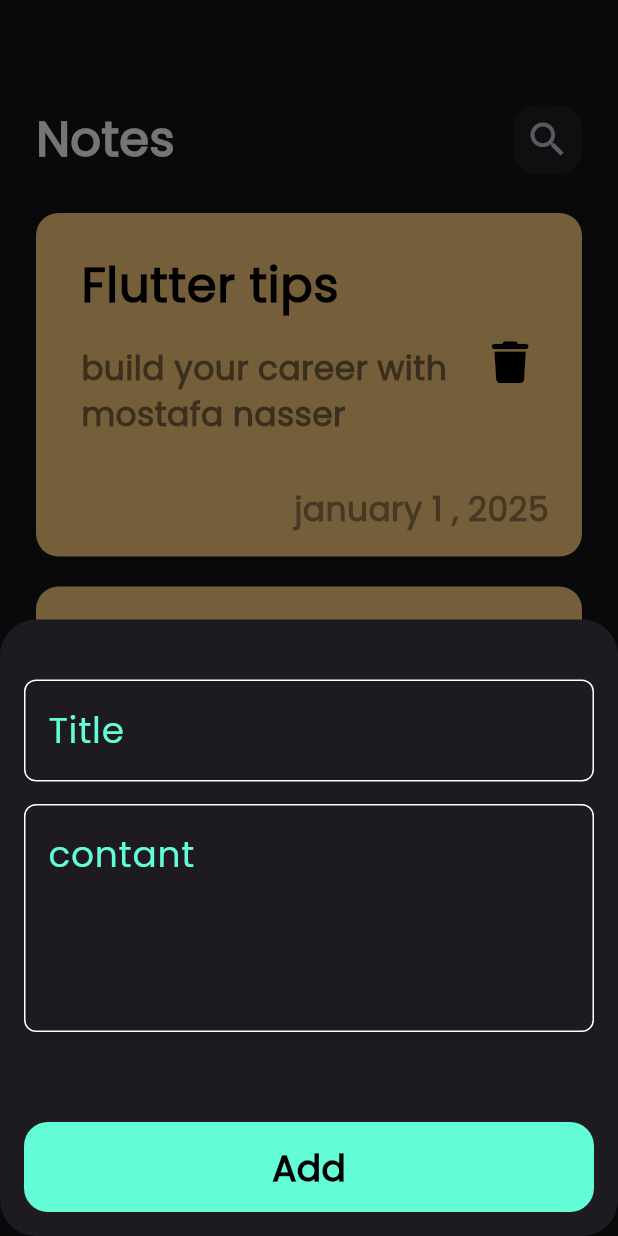
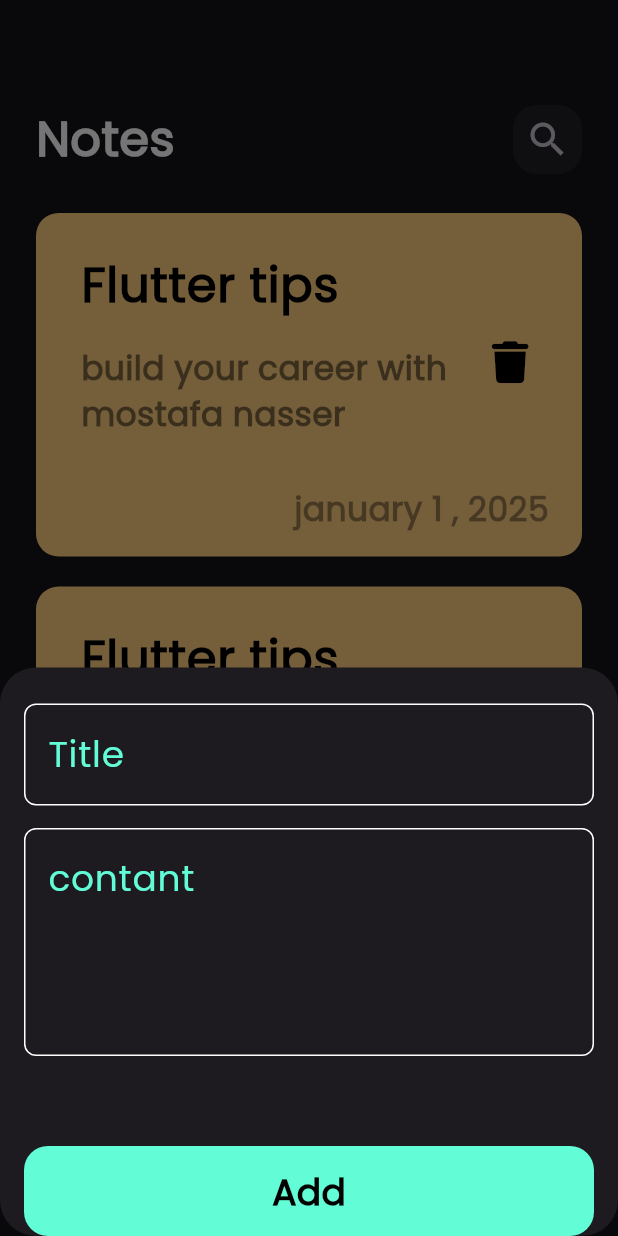
Before and after one commit to MoastafaNasser/noteapp, a Flutter app: the screen it shows after launch, after a tap on the "add" icon, on a phone screen of 412 x 824 dp. Run offline on Flutter 3.47's test engine with Material 3 defaults, Android fonts, the phone set to English and light mode, and no system bars; our stand-ins replace bloc, flutter_bloc, font_awesome_flutter, hive, hive_flutter; accounts and stored records are empty.

Commit message:
chang scroll note bottom sheate

```diff
--- a/lib/views/notes_view.dart
+++ b/lib/views/notes_view.dart
@@ -14,6 +14,7 @@ class NotesView extends StatelessWidget {
           backgroundColor: Colors.greenAccent,
           onPressed: () {
             showModalBottomSheet(
+              isScrollControlled: true,
               shape: RoundedRectangleBorder(
                 borderRadius: BorderRadius.circular(24),
 
--- a/lib/widgets/Add_Note_Bottom_Sheet.dart
+++ b/lib/widgets/Add_Note_Bottom_Sheet.dart
@@ -1,6 +1,5 @@
 import 'package:flutter/material.dart';
 import 'package:flutter_bloc/flutter_bloc.dart';
-import 'package:modal_progress_hud_nsn/modal_progress_hud_nsn.dart';
 import 'package:notesapp/cubit/add_note_cubit.dart';
 import 'package:notesapp/widgets/Add_Note_Form.dart';
 
@@ -23,9 +22,12 @@ class AddNoteBottomSheet extends StatelessWidget {
         },
         builder: (context, state) {
           return AbsorbPointer(
-            absorbing: state is AddNoteLoading ?true:false,
+            absorbing: state is AddNoteLoading ? true : false,
             child: Padding(
-              padding: const EdgeInsets.symmetric(vertical: 16, horizontal: 16),
+              padding: EdgeInsets.only(
+                  right: 16,
+                  left: 16,
+                  bottom: MediaQuery.of(context).viewInsets.bottom),
               child: SingleChildScrollView(child: AddNoteForm()),
             ),
           );
--- a/lib/widgets/Note_List_View.dart
+++ b/lib/widgets/Note_List_View.dart
@@ -11,7 +11,6 @@ class noteListView extends StatelessWidget {
       child: ListView.builder(
         padding: EdgeInsets.zero,
         itemBuilder: (context, index) {
-
           return const Padding(
             padding: EdgeInsets.symmetric(vertical: 10),
             child: noteItem(),
--- a/lib/widgets/custom_note_item.dart
+++ b/lib/widgets/custom_note_item.dart
@@ -45,6 +45,7 @@ class noteItem extends StatelessWidget {
                   style: TextStyle(
                     fontSize: 22,
                     fontWeight: FontWeight.bold,
+                    // ignore: deprecated_member_use
                     color: Colors.black.withOpacity(0.5),
                   ),
                 ),
@@ -65,6 +66,7 @@ class noteItem extends StatelessWidget {
                 style: TextStyle(
                   fontSize: 22,
                   fontWeight: FontWeight.bold,
+                  // ignore: deprecated_member_use
                   color: Colors.black.withOpacity(0.4),
                 ),
               ),
```
